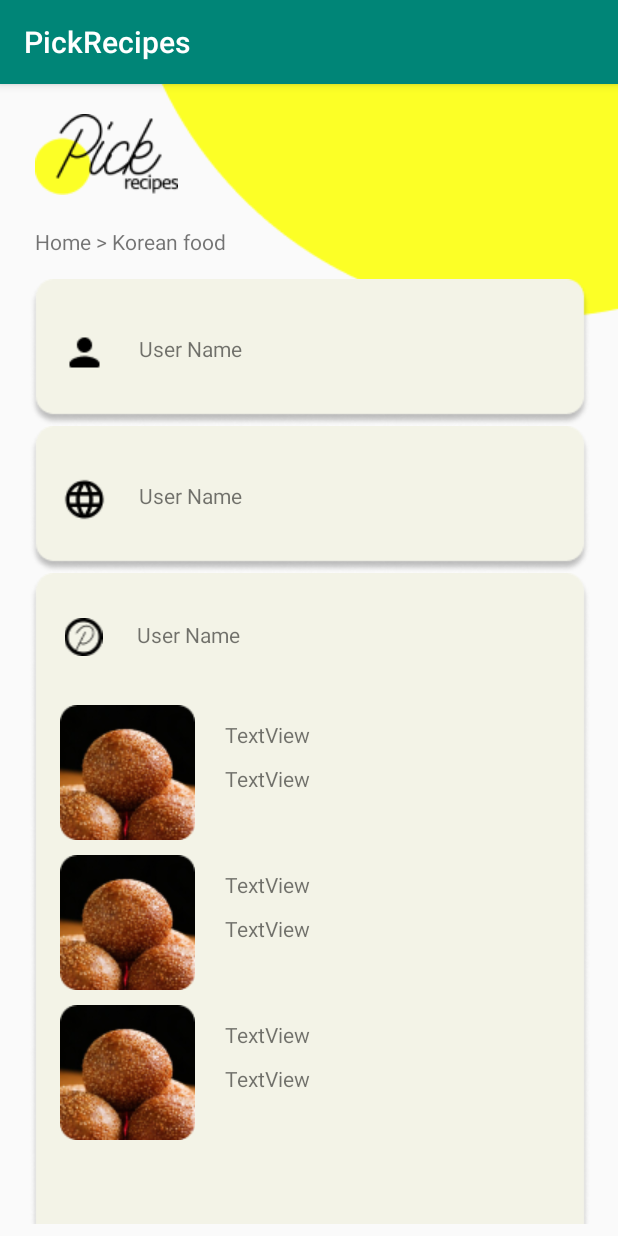
After one commit to HYEOCK/PickRecipes, an Android app: the MyPage screen opened directly, with no data from a screen before it, on a phone screen of 412 x 824 dp. The commit adds this screen. Run offline under Robolectric (Android 15) with nearby library versions, the phone set to English and light mode, and no system bars.

Commit message:
Kfood list, contents, my page layout

```diff
--- a/app/src/main/AndroidManifest.xml
+++ b/app/src/main/AndroidManifest.xml
@@ -9,7 +9,9 @@
         android:roundIcon="@mipmap/ic_launcher_round"
         android:supportsRtl="true"
         android:theme="@style/AppTheme">
-        <activity android:name=".KfoodList"></activity>
+        <activity android:name=".MyPage"></activity>
+        <activity android:name=".contents" />
+        <activity android:name=".KfoodList" />
         <activity android:name=".MainActivity">
             <intent-filter>
                 <action android:name="android.intent.action.MAIN" />
--- /dev/null
+++ b/app/src/main/java/com/example/pickrecipes/MyPage.java
@@ -0,0 +1,13 @@
+package com.example.pickrecipes;
+
+import android.support.v7.app.AppCompatActivity;
+import android.os.Bundle;
+
+public class MyPage extends AppCompatActivity {
+
+    @Override
+    protected void onCreate(Bundle savedInstanceState) {
+        super.onCreate(savedInstanceState);
+        setContentView(R.layout.activity_my_page);
+    }
+}
--- /dev/null
+++ b/app/src/main/java/com/example/pickrecipes/contents.java
@@ -0,0 +1,13 @@
+package com.example.pickrecipes;
+
+import android.support.v7.app.AppCompatActivity;
+import android.os.Bundle;
+
+public class contents extends AppCompatActivity {
+
+    @Override
+    protected void onCreate(Bundle savedInstanceState) {
+        super.onCreate(savedInstanceState);
+        setContentView(R.layout.activity_contents);
+    }
+}
--- /dev/null
+++ b/app/src/main/res/layout/activity_contents.xml
@@ -0,0 +1,87 @@
+<?xml version="1.0" encoding="utf-8"?>
+<RelativeLayout
+    xmlns:android="http://schemas.android.com/apk/res/android"
+    xmlns:app="http://schemas.android.com/apk/res-auto"
+    xmlns:tools="http://schemas.android.com/tools"
+    android:layout_width="match_parent"
+    android:layout_height="match_parent"
+    tools:context=".KfoodList">
+
+    <ImageView
+        android:layout_width="wrap_content"
+        android:layout_height="wrap_content"
+        android:background="@drawable/bgy"
+        android:layout_alignParentEnd="true"/>
+
+    <ImageView
+        android:id="@+id/imageView"
+        android:layout_width="wrap_content"
+        android:layout_height="wrap_content"
+        app:srcCompat="@drawable/logo_s"
+        android:layout_marginStart="23dp"
+        android:layout_marginTop="20dp"/>
+
+    <TextView
+        android:layout_width="wrap_content"
+        android:layout_height="wrap_content"
+        android:text="Home > Korean food"
+        android:layout_marginStart="23dp"
+        android:layout_marginTop="95dp"/>
+
+    <ScrollView
+        android:layout_width="match_parent"
+        android:layout_height="wrap_content"
+        android:layout_marginTop="130dp">
+
+        <LinearLayout
+            android:layout_width="match_parent"
+            android:layout_height="match_parent"
+            android:layout_weight="1"
+            android:orientation="vertical" >
+
+        <ImageView
+            android:id="@+id/imageView3"
+            android:layout_width="wrap_content"
+            android:layout_height="wrap_content"
+            android:layout_weight="1"
+            app:srcCompat="@drawable/content_img"
+            />
+
+        <TextView
+            android:id="@+id/textView13"
+            android:layout_width="match_parent"
+            android:layout_height="match_parent"
+            android:layout_weight="1"
+            android:gravity="left"
+            android:text="dfhskjdhsldkslkdjflsjdflkdsjf"
+            android:textSize="24sp"
+            android:textStyle="bold"
+            android:layout_marginStart="23dp" />
+
+        <TextView
+            android:layout_width="wrap_content"
+            android:layout_height="wrap_content"
+            android:layout_gravity="left"
+            android:text="dkshkfhksdf"
+            android:layout_marginStart="23dp"
+            android:layout_marginTop="20dp"/>
+
+        <ImageView
+            android:id="@+id/imageView4"
+            android:layout_width="match_parent"
+            android:layout_height="wrap_content"
+            android:layout_weight="1"
+            app:srcCompat="@drawable/recipes_img"
+            android:layout_marginTop="20dp"/>
+
+        <TextView
+            android:layout_width="wrap_content"
+            android:layout_height="wrap_content"
+            android:layout_gravity="left"
+            android:text="dkshkfhksdf"
+            android:layout_marginStart="23dp"
+            android:layout_marginTop="20dp"/>
+
+        </LinearLayout>
+    </ScrollView>
+</RelativeLayout>
--- a/app/src/main/res/layout/activity_kfood_list.xml
+++ b/app/src/main/res/layout/activity_kfood_list.xml
@@ -1,27 +1,17 @@
 <?xml version="1.0" encoding="utf-8"?>
-<LinearLayout
+<RelativeLayout
     xmlns:android="http://schemas.android.com/apk/res/android"
     xmlns:app="http://schemas.android.com/apk/res-auto"
     xmlns:tools="http://schemas.android.com/tools"
-    android:orientation="vertical"
     android:layout_width="match_parent"
     android:layout_height="match_parent"
     tools:context=".KfoodList">
-
-    <ScrollView
-        android:layout_width="match_parent"
-        android:layout_height="match_parent">
-
-    <RelativeLayout
-        android:layout_width="wrap_content"
-        android:layout_height="wrap_content">
 
         <ImageView
             android:layout_width="wrap_content"
             android:layout_height="wrap_content"
             android:background="@drawable/bgy"
             android:layout_alignParentEnd="true"/>
-
 
         <ImageView
             android:id="@+id/imageView"
@@ -38,10 +28,18 @@
             android:layout_marginStart="23dp"
             android:layout_marginTop="95dp"/>
 
+    <ScrollView
+        android:layout_width="match_parent"
+        android:layout_height="wrap_content"
+        android:layout_marginTop="130dp">
+
+    <LinearLayout
+        android:layout_width="match_parent"
+        android:layout_height="match_parent">
+
         <GridLayout
             android:layout_width="match_parent"
-            android:layout_height="match_parent"
-            android:layout_marginTop="130dp">
+            android:layout_height="match_parent">
 
             /* 1 */
 
@@ -282,6 +280,6 @@
                 android:text="[Dessert]\nFried Sesame Balls" />
 
         </GridLayout>
-    </RelativeLayout>
+    </LinearLayout>
     </ScrollView>
-</LinearLayout>
+</RelativeLayout>
--- /dev/null
+++ b/app/src/main/res/layout/activity_my_page.xml
@@ -0,0 +1,253 @@
+<?xml version="1.0" encoding="utf-8"?>
+<RelativeLayout
+    xmlns:android="http://schemas.android.com/apk/res/android"
+    xmlns:app="http://schemas.android.com/apk/res-auto"
+    xmlns:tools="http://schemas.android.com/tools"
+    android:layout_width="match_parent"
+    android:layout_height="match_parent"
+    tools:context=".KfoodList">
+
+    <ImageView
+        android:layout_width="wrap_content"
+        android:layout_height="wrap_content"
+        android:background="@drawable/bgy"
+        android:layout_alignParentEnd="true"/>
+
+    <ImageView
+        android:id="@+id/imageView"
+        android:layout_width="wrap_content"
+        android:layout_height="wrap_content"
+        app:srcCompat="@drawable/logo_s"
+        android:layout_marginStart="23dp"
+        android:layout_marginTop="20dp"/>
+
+    <TextView
+        android:layout_width="wrap_content"
+        android:layout_height="wrap_content"
+        android:text="Home > Korean food"
+        android:layout_marginStart="23dp"
+        android:layout_marginTop="95dp"/>
+
+    <ScrollView
+        android:layout_width="match_parent"
+        android:layout_height="wrap_content"
+        android:layout_marginTop="130dp">
+
+        <LinearLayout
+            android:layout_width="match_parent"
+            android:layout_height="match_parent"
+            android:orientation="vertical">
+
+            <RelativeLayout
+                android:layout_width="wrap_content"
+                android:layout_height="wrap_content">
+
+                <ImageView
+                    android:id="@+id/imageView2"
+                    android:layout_width="wrap_content"
+                    android:layout_height="wrap_content"
+                    android:layout_marginStart="20dp"
+                    app:srcCompat="@drawable/mypage_bg_name" />
+
+                <TextView
+                    android:id="@+id/textView14"
+                    android:layout_width="wrap_content"
+                    android:layout_height="wrap_content"
+                    android:layout_alignTop="@+id/imageView2"
+                    android:layout_alignEnd="@+id/imageView2"
+                    android:layout_alignBottom="@+id/imageView2"
+                    android:layout_centerVertical="true"
+                    android:layout_marginTop="36dp"
+                    android:layout_marginEnd="232dp"
+                    android:layout_marginBottom="38dp"
+                    android:text="User Name"
+                    android:textAlignment="viewStart"
+                    tools:layout_editor_absoluteX="92dp"
+                    tools:layout_editor_absoluteY="145dp" />
+
+                <ImageView
+                    android:id="@+id/imageView19"
+                    android:layout_width="wrap_content"
+                    android:layout_height="wrap_content"
+                    android:layout_alignStart="@+id/imageView2"
+                    android:layout_centerVertical="true"
+                    android:layout_marginStart="20dp"
+                    android:layout_marginEnd="20dp"
+                    android:layout_toStartOf="@+id/textView14"
+                    app:srcCompat="@drawable/user_name" />
+
+            </RelativeLayout>
+
+            <RelativeLayout
+                android:layout_width="wrap_content"
+                android:layout_height="wrap_content">
+
+                <ImageView
+                    android:id="@+id/imageView3"
+                    android:layout_width="wrap_content"
+                    android:layout_height="wrap_content"
+                    android:layout_marginStart="20dp"
+                    app:srcCompat="@drawable/mypage_bg_name" />
+
+                <TextView
+                    android:id="@+id/textView15"
+                    android:layout_width="wrap_content"
+                    android:layout_height="wrap_content"
+                    android:layout_alignTop="@+id/imageView3"
+                    android:layout_alignEnd="@+id/imageView3"
+                    android:layout_alignBottom="@+id/imageView3"
+                    android:layout_centerVertical="true"
+                    android:layout_marginTop="36dp"
+                    android:layout_marginEnd="232dp"
+                    android:layout_marginBottom="38dp"
+                    android:text="User Name"
+                    android:textAlignment="viewStart"
+                    tools:layout_editor_absoluteX="92dp"
+                    tools:layout_editor_absoluteY="145dp" />
+
+                <ImageView
+                    android:id="@+id/imageView16"
+                    android:layout_width="wrap_content"
+                    android:layout_height="wrap_content"
+                    android:layout_alignStart="@+id/imageView3"
+                    android:layout_centerVertical="true"
+                    android:layout_marginStart="20dp"
+                    android:layout_marginEnd="20dp"
+                    android:layout_toStartOf="@+id/textView15"
+                    app:srcCompat="@drawable/language_icon" />
+
+            </RelativeLayout>
+
+            <RelativeLayout
+                android:layout_width="wrap_content"
+                android:layout_height="wrap_content">
+
+                <ImageView
+                    android:id="@+id/imageView4"
+                    android:layout_width="wrap_content"
+                    android:layout_height="wrap_content"
+                    android:layout_marginStart="20dp"
+                    app:srcCompat="@drawable/mypage_bg2" />
+
+                <TextView
+                    android:id="@+id/textView16"
+                    android:layout_width="wrap_content"
+                    android:layout_height="wrap_content"
+                    android:layout_alignTop="@+id/imageView4"
+                    android:layout_alignEnd="@+id/imageView4"
+                    android:layout_marginTop="31dp"
+                    android:layout_marginEnd="233dp"
+                    android:text="User Name"
+                    android:textAlignment="viewStart"
+                    tools:layout_editor_absoluteX="92dp"
+                    tools:layout_editor_absoluteY="145dp" />
+
+                <ImageView
+                    android:id="@+id/imageView17"
+                    android:layout_width="30dp"
+                    android:layout_height="wrap_content"
+                    android:layout_alignStart="@+id/imageView4"
+                    android:layout_alignTop="@+id/imageView4"
+                    android:layout_marginStart="20dp"
+                    android:layout_marginTop="30dp"
+                    android:layout_marginEnd="20dp"
+                    android:layout_toStartOf="@+id/textView16"
+                    app:srcCompat="@drawable/pick_icon" />
+
+                <ImageView
+                    android:id="@+id/imageView20"
+                    android:layout_width="wrap_content"
+                    android:layout_height="wrap_content"
+                    android:layout_alignStart="@+id/imageView4"
+                    android:layout_alignTop="@+id/imageView4"
+                    android:layout_marginStart="20dp"
+                    android:layout_marginTop="88dp"
+                    app:srcCompat="@drawable/mypick_img" />
+
+                <TextView
+                    android:id="@+id/textView10"
+                    android:layout_width="wrap_content"
+                    android:layout_height="wrap_content"
+                    android:layout_alignTop="@+id/imageView20"
+                    android:layout_alignEnd="@+id/imageView4"
+                    android:layout_marginStart="20dp"
+                    android:layout_marginTop="10dp"
+                    android:layout_marginEnd="184dp"
+                    android:layout_toEndOf="@+id/imageView20"
+                    android:text="TextView" />
+
+                <TextView
+                    android:id="@+id/textView17"
+                    android:layout_width="wrap_content"
+                    android:layout_height="wrap_content"
+                    android:layout_below="@+id/textView10"
+                    android:layout_marginStart="20dp"
+                    android:layout_marginTop="10dp"
+                    android:layout_toEndOf="@+id/imageView20"
+                    android:text="TextView" />
+
+                <ImageView
+                    android:id="@+id/imageView21"
+                    android:layout_width="wrap_content"
+                    android:layout_height="wrap_content"
+                    android:layout_below="@+id/imageView20"
+                    android:layout_alignStart="@+id/imageView4"
+                    android:layout_marginStart="20dp"
+                    android:layout_marginTop="10dp"
+                    app:srcCompat="@drawable/mypick_img" />
+
+                <TextView
+                    android:id="@+id/textView18"
+                    android:layout_width="wrap_content"
+                    android:layout_height="wrap_content"
+                    android:layout_alignTop="@+id/imageView21"
+                    android:layout_marginStart="20dp"
+                    android:layout_marginTop="10dp"
+                    android:layout_toEndOf="@+id/imageView21"
+                    android:text="TextView" />
+
+                <TextView
+                    android:id="@+id/textView19"
+                    android:layout_width="wrap_content"
+                    android:layout_height="wrap_content"
+                    android:layout_below="@+id/textView18"
+                    android:layout_marginStart="20dp"
+                    android:layout_marginTop="10dp"
+                    android:layout_toEndOf="@+id/imageView21"
+                    android:text="TextView" />
+
+                <ImageView
+                    android:id="@+id/imageView23"
+                    android:layout_width="wrap_content"
+                    android:layout_height="wrap_content"
+                    android:layout_below="@+id/imageView21"
+                    android:layout_alignStart="@+id/imageView4"
+                    android:layout_marginStart="20dp"
+                    android:layout_marginTop="10dp"
+                    app:srcCompat="@drawable/mypick_img" />
+
+                <TextView
+                    android:id="@+id/textView20"
+                    android:layout_width="wrap_content"
+                    android:layout_height="wrap_content"
+                    android:layout_alignTop="@+id/imageView23"
+                    android:layout_marginStart="20dp"
+                    android:layout_marginTop="10dp"
+                    android:layout_toEndOf="@+id/imageView23"
+                    android:text="TextView" />
+
+                <TextView
+                    android:id="@+id/textView21"
+                    android:layout_width="wrap_content"
+                    android:layout_height="wrap_content"
+                    android:layout_below="@+id/textView20"
+                    android:layout_marginStart="20dp"
+                    android:layout_marginTop="10dp"
+                    android:layout_toEndOf="@+id/imageView23"
+                    android:text="TextView" />
+
+            </RelativeLayout>
+
+        </LinearLayout>
+    </ScrollView>
+</RelativeLayout>
```
Also changed, not shown: app/src/main/res/drawable-mdpi/language_icon.png (added), app/src/main/res/drawable-mdpi/mypage_bg2.png (added), app/src/main/res/drawable-mdpi/mypick_img.png (added), app/src/main/res/drawable-mdpi/pick_icon.png (added), app/src/main/res/drawable-mdpi/user_name.png (added), app/src/main/res/drawable-v24/content_img.jpg (added), app/src/main/res/drawable-v24/mypage_bg_name.png (added), app/src/main/res/drawable-v24/pick_btn.png (added), app/src/main/res/drawable-v24/recipes_img.jpg (added).
